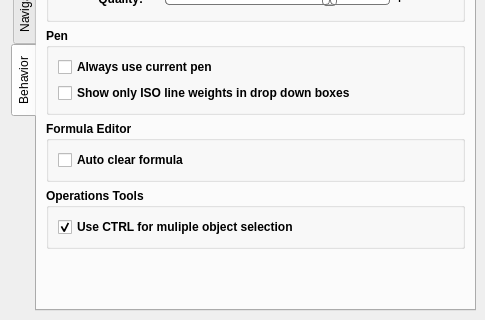
Old version of the form src/app/seamly2d/dialogs/configpages/preferencesgraphicsviewpage.ui in the repository FashionFreedom/Seamly2D; both pictures show x 0 to 485 and y 250 to 570 of the 485 by 570 pixel window.
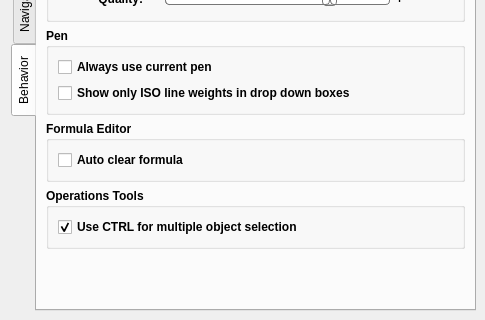
New version of the form. The open tabs and pages were chosen to show the change. Custom widgets are drawn as their Qt base class.

What changed in the file:
```diff
--- a/src/app/seamly2d/dialogs/configpages/preferencesgraphicsviewpage.ui
+++ b/src/app/seamly2d/dialogs/configpages/preferencesgraphicsviewpage.ui
@@ -3336,7 +3336,7 @@
           <item>
            <widget class="QCheckBox" name="cvontrol_select_checkbox">
             <property name="text">
-             <string>Use CTRL for muliple object selection</string>
+             <string>Use CTRL for multiple object selection</string>
             </property>
             <property name="checked">
              <bool>true</bool>
```
